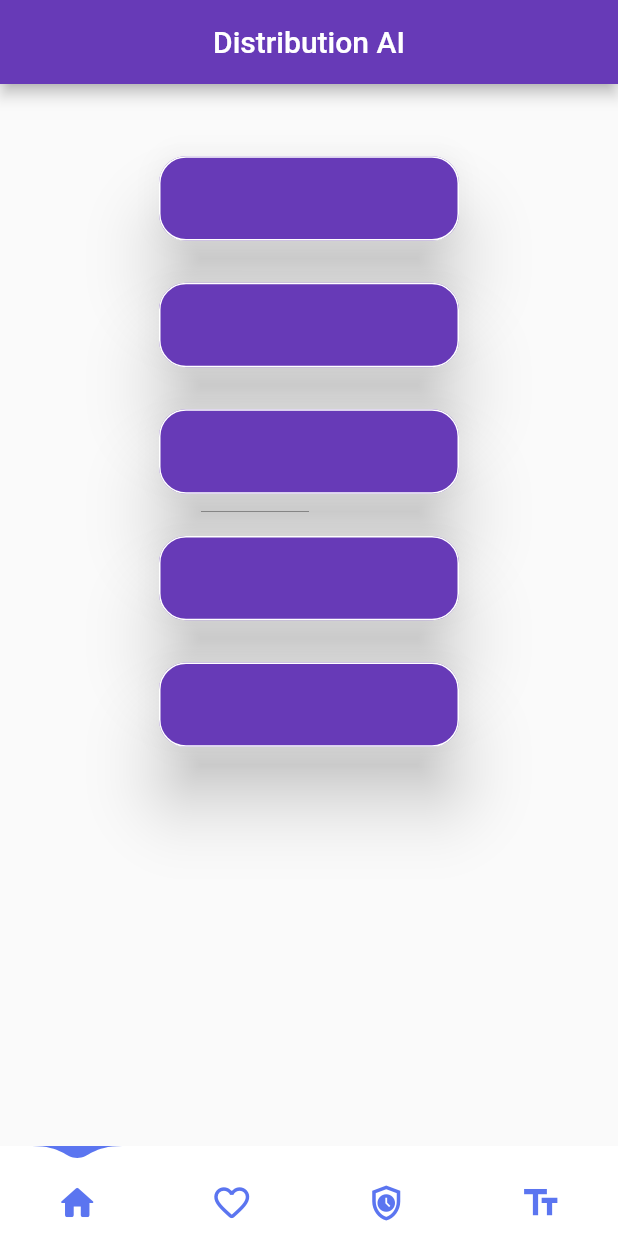
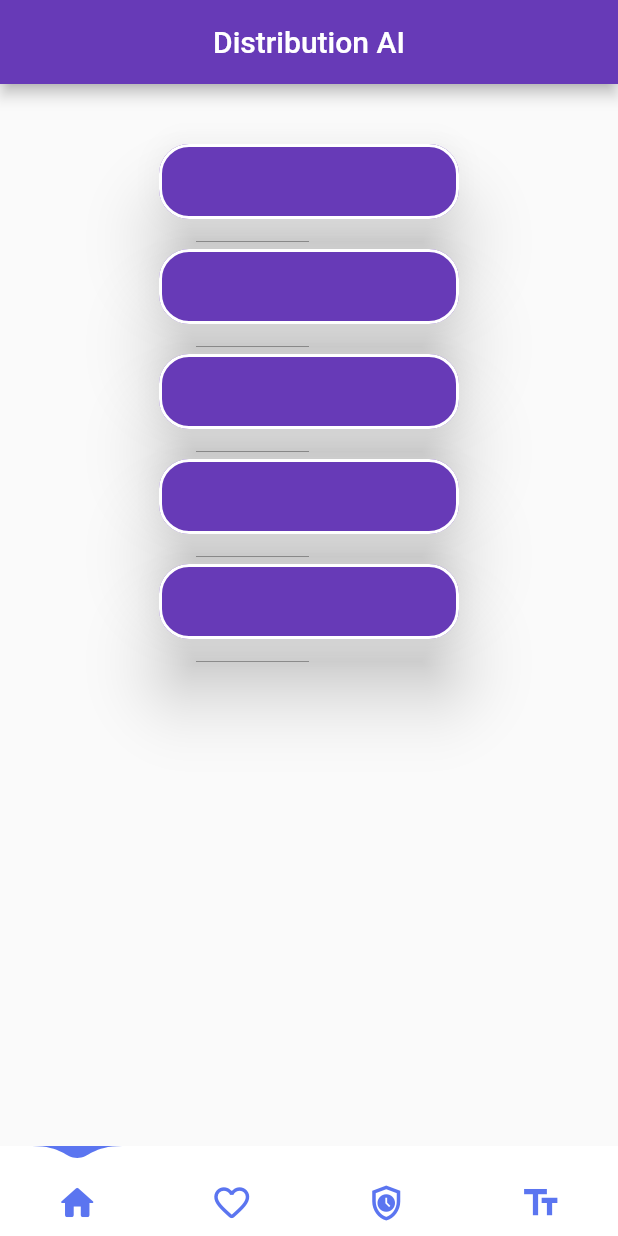
Before and after one commit to ekam-g/hackithon, a Flutter app: the screen it shows once a user with an empty profile is signed in, swiped to page 2, on a phone screen of 412 x 824 dp. Run offline on Flutter 3.47's test engine with Material 2 defaults, Android fonts, the phone set to English and light mode, and no system bars; drawn by our look-alikes of water_drop_nav_bar; our stand-ins replace cloud_firestore, firebase_auth, firebase_core, image_picker, shared_preferences, speech_to_text; missing offline and left inert: google_mlkit_text_recognition, sentiment_dart; accounts and stored records are empty.

Commit message:
final commit

```diff
--- a/frontend/lib/screens/ai_dis/dis_homepage.dart
+++ b/frontend/lib/screens/ai_dis/dis_homepage.dart
@@ -12,10 +12,16 @@ class DisHomepage extends StatefulWidget {
 }
 
 class _DisHomepageState extends State<DisHomepage> {
-  String email = FirebaseAuth.instance.currentUser?.email.toString() ?? "Error";
+  String email = FirebaseAuth.instance.currentUser?.email.toString() ?? "empty";
 
   @override
   Widget build(BuildContext context) {
+    if (email == "empty") {
+      return const Center(
+        child: Text(
+            "Please Upgrade Your Account to Offer More Services or this was disabled"),
+      );
+    }
     return Scaffold(
       appBar: AppBar(
         centerTitle: true,
@@ -50,13 +56,12 @@ class _DisHomepageState extends State<DisHomepage> {
 
                     if (snapshot.hasData) {
                       try {
-                        return SizedBox(
-                          width: 300,
-                          height: 450,
-                          child: Column(
+                        return Column(
                           children: [
-                              const Spacer(),
-                              ExpandedButton(
+                            const SizedBox(
+                              height: 20,
+                            ),
+                            SizedButton(
                                 onPressed: () {
                                   Navigator.push(
                                     context,
@@ -69,11 +74,13 @@ class _DisHomepageState extends State<DisHomepage> {
                                   );
                                 },
                                 text: display["name1"]["name"].toString(),
-                                  flex: 2,
+                                height: 50,
                                 fontSize: 15,
                                 width: 200),
-                              const Spacer(),
-                              ExpandedButton(
+                            const SizedBox(
+                              height: 20,
+                            ),
+                            SizedButton(
                                 onPressed: () {
                                   Navigator.push(
                                     context,
@@ -86,11 +93,13 @@ class _DisHomepageState extends State<DisHomepage> {
                                   );
                                 },
                                 text: display["name2"]["name"].toString(),
-                                  flex: 2,
+                                height: 50,
                                 fontSize: 15,
                                 width: 200),
-                              const Spacer(),
-                              ExpandedButton(
+                            const SizedBox(
+                              height: 20,
+                            ),
+                            SizedButton(
                                 onPressed: () {
                                   Navigator.push(
                                     context,
@@ -103,11 +112,13 @@ class _DisHomepageState extends State<DisHomepage> {
                                   );
                                 },
                                 text: display["name3"]["name"].toString(),
-                                  flex: 2,
+                                height: 50,
                                 fontSize: 15,
                                 width: 200),
-                              const Spacer(),
-                              ExpandedButton(
+                            const SizedBox(
+                              height: 20,
+                            ),
+                            SizedButton(
                                 onPressed: () {
                                   Navigator.push(
                                     context,
@@ -120,11 +131,13 @@ class _DisHomepageState extends State<DisHomepage> {
                                   );
                                 },
                                 text: display["name4"]["name"].toString(),
-                                  flex: 2,
+                                height: 50,
                                 fontSize: 15,
                                 width: 200),
-                              const Spacer(),
-                              ExpandedButton(
+                            const SizedBox(
+                              height: 20,
+                            ),
+                            SizedButton(
                                 onPressed: () {
                                   Navigator.push(
                                     context,
@@ -137,12 +150,13 @@ class _DisHomepageState extends State<DisHomepage> {
                                   );
                                 },
                                 text: display["name5"]["name"].toString(),
-                                  flex: 2,
+                                height: 50,
                                 fontSize: 15,
                                 width: 200),
-                              const Spacer(),
+                            const SizedBox(
+                              height: 20,
+                            ),
                           ],
-                          ),
                         );
                       } catch (e) {
                         return const Center(
```
Lines whose indentation alone changed are shown as unchanged.
